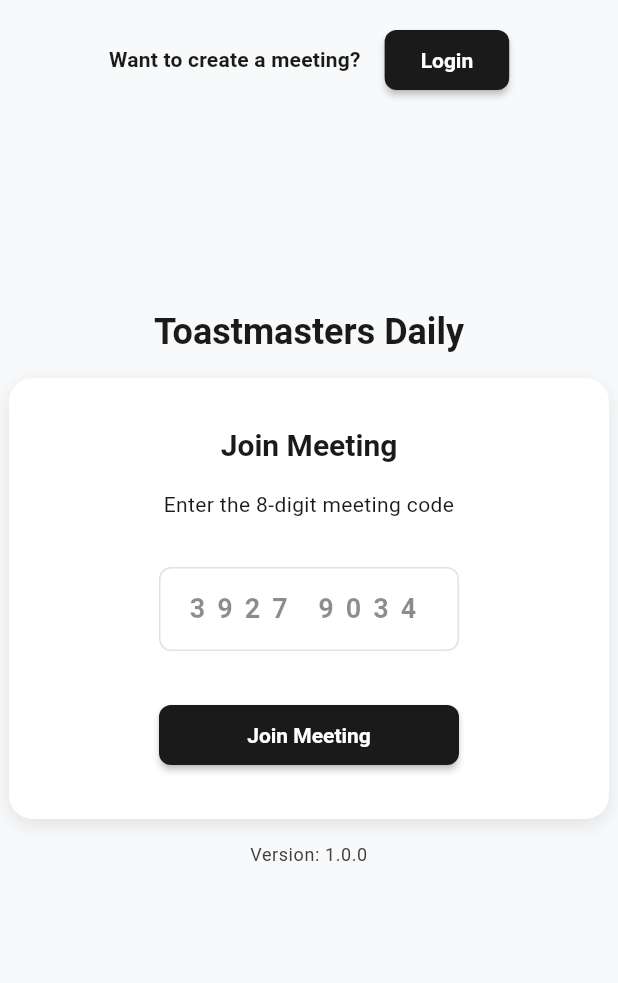
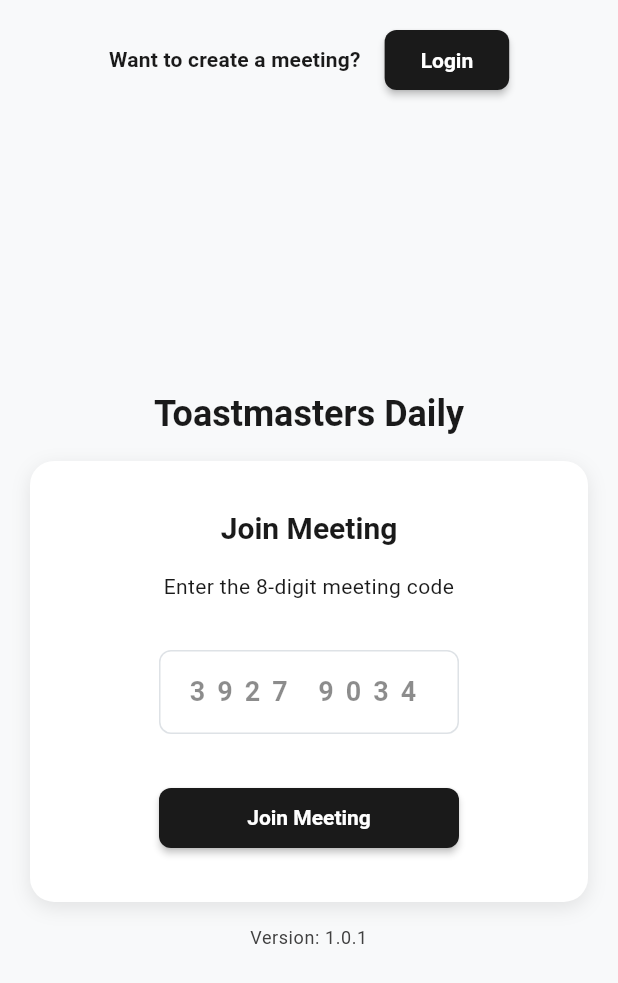
Before and after one commit to sid-kiwilab/toastmasters_daily, a Flutter app: the screen it shows after launch, on a phone screen of 412 x 824 dp. Shown: the top 983 px of the screen. Run offline on Flutter 3.47's test engine with Material 3 defaults, Android fonts, the phone set to English and light mode, and no system bars; our stand-ins replace cloud_firestore, cloud_functions, file_picker, firebase_auth, firebase_core; missing offline and left inert: dart:html; accounts and stored records are empty; Roboto replaces fonts that are missing (OldschoolGrotesk); statements that could not run were skipped.

Commit message:
home screen is better layout and main.dart increased

```diff
--- a/lib/main.dart
+++ b/lib/main.dart
@@ -14,7 +14,7 @@
 import 'providers/view_meeting_provider.dart';
 
 // Cache busting version - increment this when making changes that require browser cache clearing
-const String appVersion = '1.0.0';
+const String appVersion = '1.0.1';
 
 // Custom page transitions builder that removes all animations
 class NoTransitionsBuilder extends PageTransitionsBuilder {
@@ -139,7 +139,7 @@
             },
           ),
         ),
-        themeMode: ThemeMode.system,
+        themeMode: ThemeMode.light,
         initialRoute: '/',
         routes: {
           '/': (context) => const AuthWrapper(),
--- a/lib/screens/home_screen.dart
+++ b/lib/screens/home_screen.dart
@@ -4,6 +4,7 @@
 import '../widgets/header_widget.dart';
 import '../widgets/footer_widget.dart';
 import 'view_meeting_screen.dart';
+import '../main.dart';
 
 class HomeScreen extends StatefulWidget {
   const HomeScreen({super.key});
@@ -17,11 +18,20 @@
   bool _isTyping = false;
   bool _isJoining = false;
   String? _errorMessage;
+  double? _initialViewportHeight;
 
   @override
   void initState() {
     super.initState();
     _codeController.addListener(_formatCode);
+    // Capture initial viewport height - this won't change after initial load
+    WidgetsBinding.instance.addPostFrameCallback((_) {
+      if (mounted) {
+        setState(() {
+          _initialViewportHeight = MediaQuery.of(context).size.height;
+        });
+      }
+    });
   }
 
   @override
@@ -79,14 +89,10 @@
                  // Header at the top
                  const HeaderWidget(),
 
+                                   // Spacer to center main content on viewport
+                  SizedBox(height: (_initialViewportHeight ?? MediaQuery.of(context).size.height) * 0.22),
+
                  // Main content
-              SizedBox(
-                height: MediaQuery.of(context).size.height - 200, // Adjust for header and bottom
-                child: Center(
-                  child: Column(
-                    mainAxisAlignment: MainAxisAlignment.center,
-                    children: [
-                      // Toastmasters Daily title right above the container
                  Text(
                  'Toastmasters Daily',
                  style: theme.textTheme.headlineLarge,
@@ -95,6 +101,7 @@
                const SizedBox(height: 16),
                Container(
                  width: 400,
+                 margin: const EdgeInsets.symmetric(horizontal: 20.0),
                  padding: const EdgeInsets.all(32.0),
                  decoration: BoxDecoration(
                    color: theme.colorScheme.surface,
@@ -246,13 +253,9 @@
                const SizedBox(height: 16),
                // Version number right below the white container
                Text(
-                        'Version: 1.0.0',
+                 'Version: $appVersion',
                  style: theme.textTheme.bodySmall,
                  textAlign: TextAlign.center,
-                      ),
-                    ],
-                  ),
-                ),
                ),
 
                // Footer at the bottom
```
Lines whose indentation alone changed are shown as unchanged.
